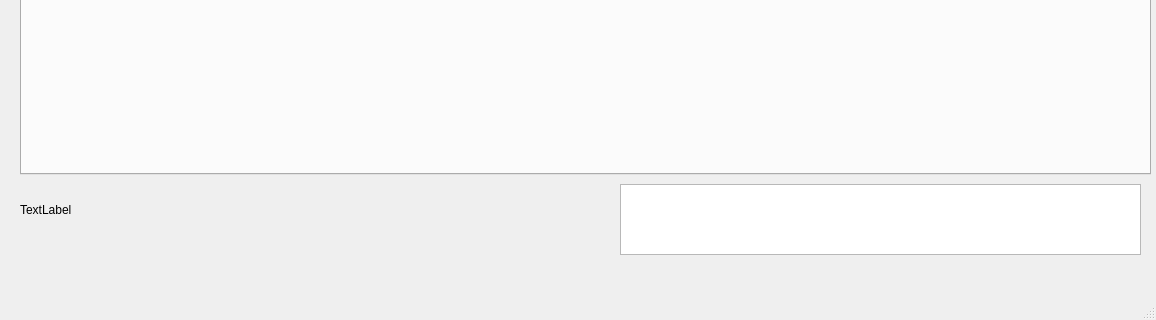
This is mainwindow.ui in TorbikAlexander/DFZ_PC_Debug as Qt 5 draws it before an edit; both pictures show x 0 to 1156 and y 526 to 846 of the 1156 by 846 pixel window. The edited form follows.
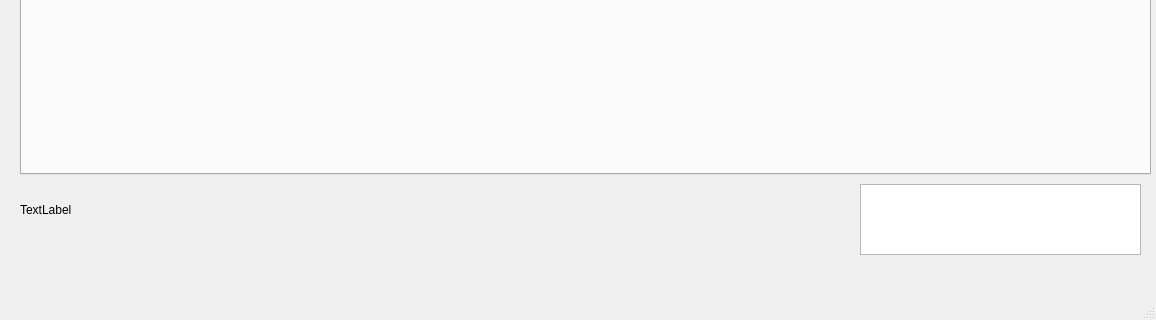
This is the edited form. Icons and pictures are not drawn.

```diff
--- a/mainwindow.ui
+++ b/mainwindow.ui
@@ -3994,13 +3994,24 @@
    <widget class="QListWidget" name="TeminallistWidget">
     <property name="geometry">
      <rect>
-      <x>620</x>
+      <x>860</x>
       <y>710</y>
-      <width>521</width>
+      <width>281</width>
       <height>71</height>
      </rect>
     </property>
    </widget>
+   <widget class="QWidget" name="gridLayoutWidget_6">
+    <property name="geometry">
+     <rect>
+      <x>160</x>
+      <y>710</y>
+      <width>681</width>
+      <height>80</height>
+     </rect>
+    </property>
+    <layout class="QGridLayout" name="MURSRelegridLayout"/>
+   </widget>
   </widget>
   <widget class="QMenuBar" name="menubar">
    <property name="geometry">
```
